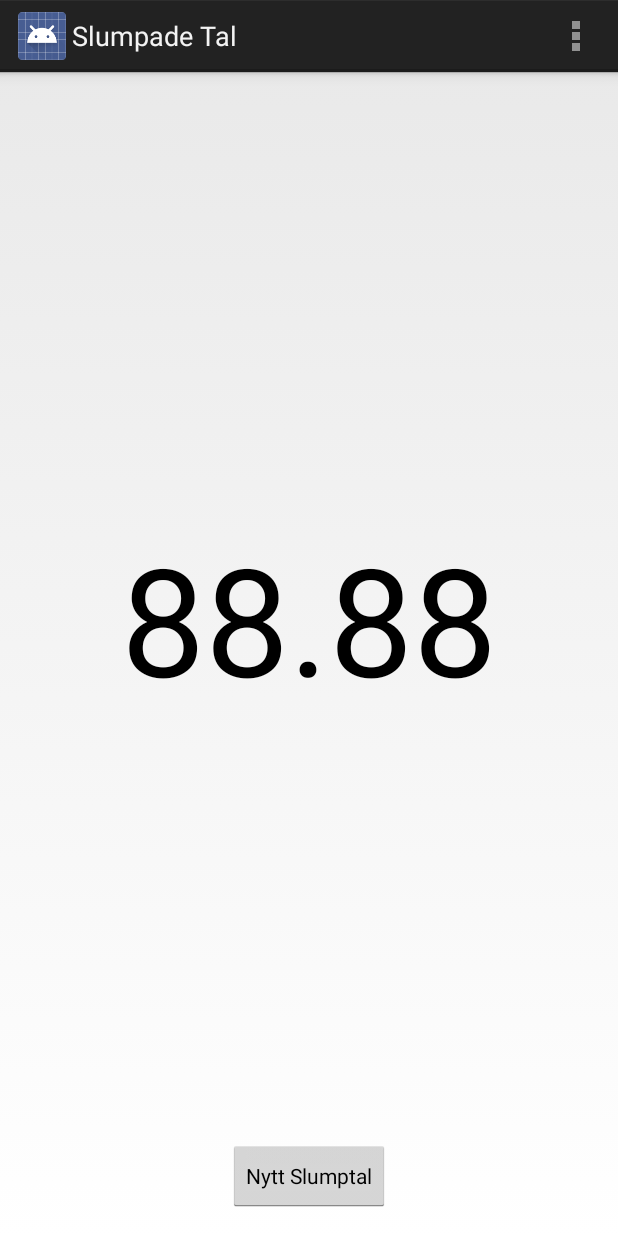
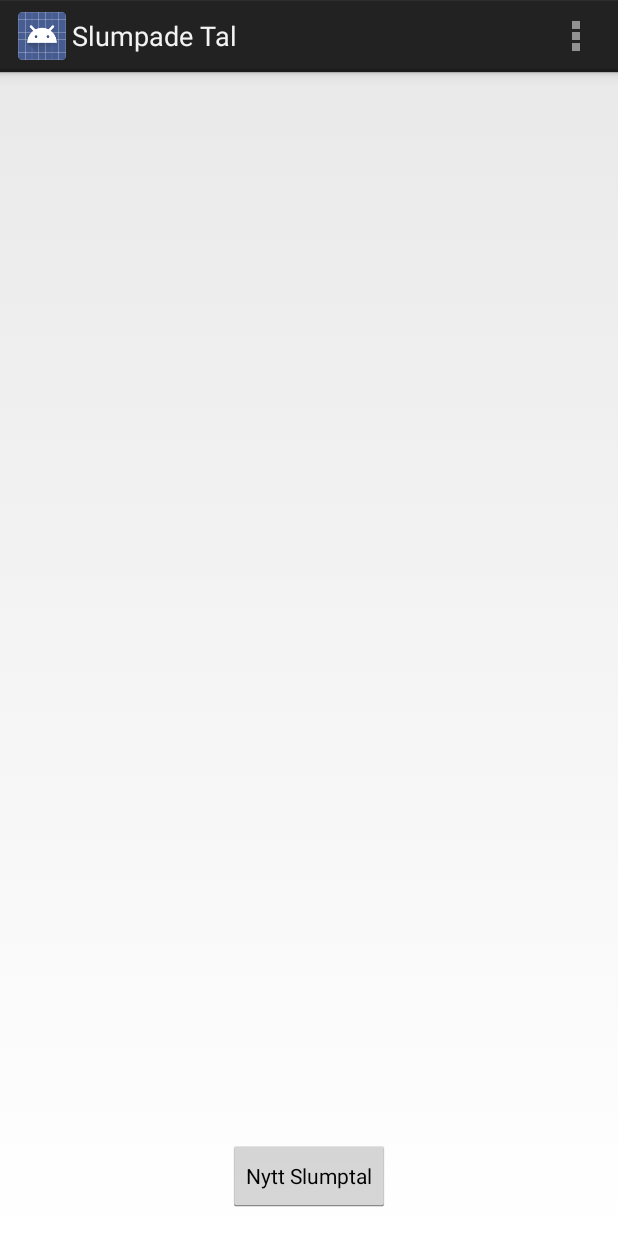
Before and after one commit to Timalex/Labb1, an Android app: the screen it shows after launch (RandomNumberActivity), in the options menu, after a tap on "Slumpade Tal", on a phone screen of 412 x 824 dp. Run offline under Robolectric (Android 15) with nearby library versions, the phone set to English and light mode, and no system bars.

```diff
--- a/app/src/main/java/com/example/alexander/assignment1a/AddFriendsActivity.java
+++ b/app/src/main/java/com/example/alexander/assignment1a/AddFriendsActivity.java
@@ -11,6 +11,8 @@ import android.view.MenuItem;
 import android.view.View;
 import android.widget.EditText;
 import android.widget.Toast;
+
+import static android.util.Patterns.EMAIL_ADDRESS;
 
 
 public class AddFriendsActivity extends SharedMenuActivity {
@@ -45,25 +47,15 @@ public class AddFriendsActivity extends SharedMenuActivity {
         //Trimma bort whitespace och kontrollera sedan om text saknas
         if (name.trim().equals(""))
         {
-            showCenterToast(getString(R.string.toast_missing_name));
-            nameTv.requestFocus();
+            nameTv.setError(getString(R.string.toast_missing_name));
         } // Meddela om en adress är inmatad och inte matchar mot ett e-postmönster
-        else if (!(email.trim().equals("")) && !(Patterns.EMAIL_ADDRESS.matcher(email).matches()))
+        else if (!(email.trim().isEmpty()) && !(EMAIL_ADDRESS.matcher(email).matches()))
         {
-            showCenterToast(getString(R.string.toast_invalid_email));
-            emailTv.requestFocus();
+            emailTv.setError(getString(R.string.toast_invalid_email));
         }
         else { insertContact(name,email); }
     }
 
-    private void showCenterToast(String message)
-    {
-        // Skapa ett diskret meddelande att kunna visa en kort stund i aktiviteten
-        Toast forgotName = Toast.makeText(this,message, Toast.LENGTH_SHORT);
-        // Meddelandet ska synas i mitten av skärmen, det syntes dåligt över det virtuella tangentbordet
-        forgotName.setGravity(Gravity.CENTER,0,0);
-        forgotName.show();
-    }
 
     public void insertContact(String name, String email)
     {
--- a/app/src/main/java/com/example/alexander/assignment1a/SharedMenuActivity.java
+++ b/app/src/main/java/com/example/alexander/assignment1a/SharedMenuActivity.java
@@ -21,10 +21,6 @@ public class SharedMenuActivity extends Activity {
     @Override
     public boolean onOptionsItemSelected(MenuItem item)
     {
-        // Handle action bar item clicks here. The action bar will
-        // automatically handle clicks on the Home/Up button, so long
-        // as you specify a parent activity in AndroidManifest.xml.
-        // Handle item selection
 
         // Beroende på vilket id saken i menyn har så startas olika aktiviteter
         switch (item.getItemId())
--- a/app/src/main/res/layout/activity_random_number.xml
+++ b/app/src/main/res/layout/activity_random_number.xml
@@ -31,6 +31,5 @@
         android:layout_alignParentRight="true"
         android:layout_alignParentEnd="true"
         android:textSize="100dp"
-        android:textIsSelectable="false"
-        android:text="88.88" />
+        android:textIsSelectable="false" />
 </RelativeLayout>
```
